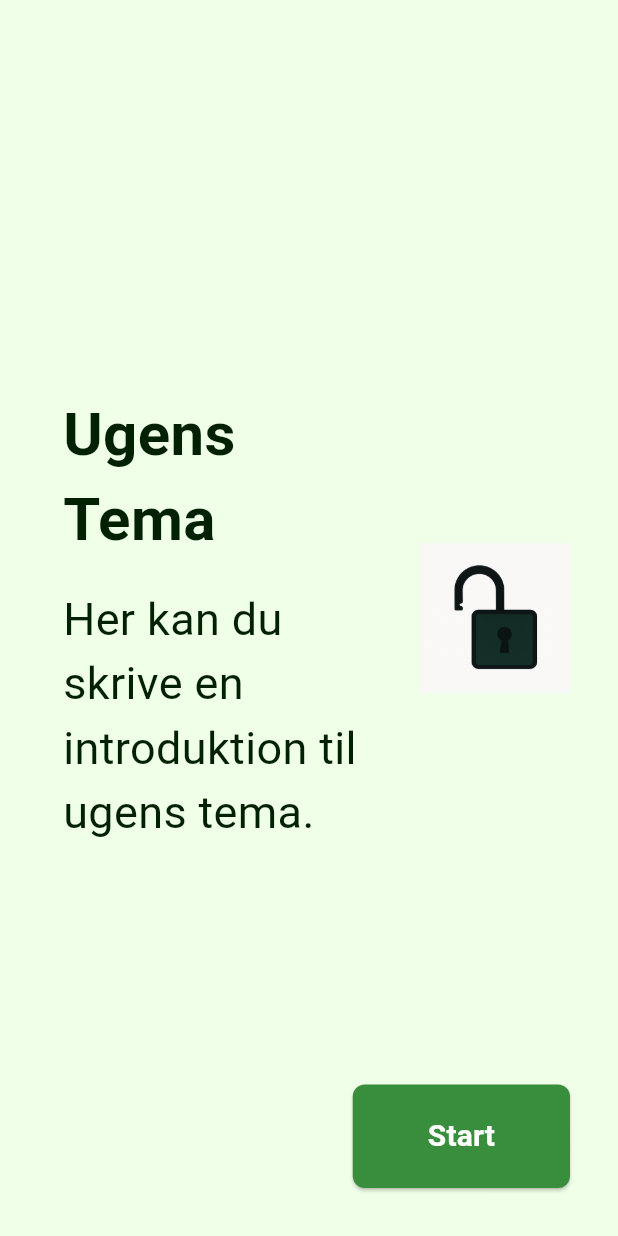
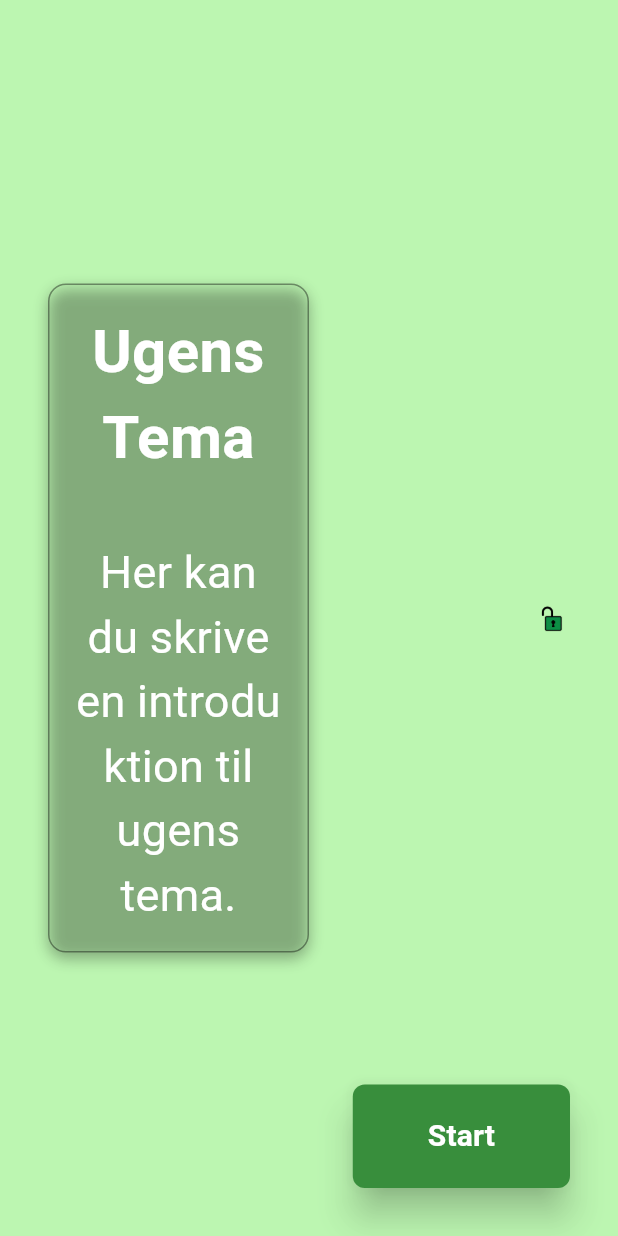
Before and after one commit to NadjaDH/LockEd, a Flutter app: the screen it shows after launch, on a phone screen of 412 x 824 dp. Run offline on Flutter 3.47's test engine with Material 3 defaults, Android fonts, the light colour scheme and no system bars; Roboto replaces fonts that are missing (DM Sans).

Commit message:
styling til forsiden

```diff
--- a/locked/lib/fonts/font.dart
+++ b/locked/lib/fonts/font.dart
@@ -6,14 +6,14 @@ class AppTextStyles {
     fontFamily: 'DM Sans',
     fontSize: 40,
     fontWeight: FontWeight.bold,
-    color: Mycolors.textColor,
+    color: Color.fromARGB(255, 255, 255, 255),
   );
 
   static const body = TextStyle(
     fontFamily: 'DM Sans',
     fontSize: 30,
     fontWeight: FontWeight.normal,
-    color: Mycolors.textColor,
+    color: Color.fromARGB(255, 255, 255, 255),
   );
 
   static const button = TextStyle(
--- a/locked/lib/front_page.dart
+++ b/locked/lib/front_page.dart
@@ -26,36 +26,76 @@ class _FrontPageState extends State<FrontPage> {
                 Row(
                   crossAxisAlignment: CrossAxisAlignment.center,
                   children: [
-                    // LEFT SIDE: Title and Body Text
+                    // LEFT SIDE: Box with Title and Body Text
                     Expanded(
-                      flex: 2, // Allocate more space for the text
+                      flex: 1, // Allocate more space for the text
+                      child: Align(
+                        alignment:
+                            Alignment.centerRight, // Align the box to the right
+                        child: Container(
+                          padding: const EdgeInsets.all(
+                            16.0,
+                          ), // Inner padding for the box
+                          decoration: BoxDecoration(
+                            color:
+                                Colors.transparent, // Make the box transparent
+                            border: Border.all(
+                              color: Colors.black.withOpacity(
+                                0.4,
+                              ), // Border color with transparency
+                              width: 1.0, // Reduced border width
+                            ),
+                            borderRadius: BorderRadius.circular(
+                              12,
+                            ), // Rounded corners
+                            boxShadow: [
+                              BoxShadow(
+                                color: Colors.black.withOpacity(
+                                  0.3,
+                                ), // Shadow color
+                                blurRadius: 8, // Blur radius for the shadow
+                                offset: const Offset(
+                                  0,
+                                  4,
+                                ), // Offset for the shadow
+                              ),
+                            ],
+                          ),
+                          constraints: const BoxConstraints(
+                            minHeight:
+                                300, // Set the minimum height for the box
+                          ),
                           child: Column(
-                        crossAxisAlignment: CrossAxisAlignment.start,
+                            mainAxisAlignment:
+                                MainAxisAlignment
+                                    .center, // Center content vertically
+                            crossAxisAlignment:
+                                CrossAxisAlignment
+                                    .center, // Center content horizontally
                             children: [
-                          Padding(
-                            padding: const EdgeInsets.only(
-                              left: 10.0,
-                            ), // Adjust left padding
-                            child: Text(
+                              Text(
                                 'Ugens Tema',
                                 style:
                                     AppTextStyles
                                         .heading, // Use custom font for heading
+                                textAlign:
+                                    TextAlign.center, // Center-align the text
                               ),
-                          ),
-                          const SizedBox(height: 16),
-                          Padding(
-                            padding: const EdgeInsets.only(
-                              left: 10.0,
-                            ), // Adjust left padding
-                            child: Text(
+                              const SizedBox(
+                                height: 40,
+                              ), // Add more space between the heading and body text
+                              Text(
                                 'Her kan du skrive en introduktion til ugens tema.',
                                 style:
                                     AppTextStyles
                                         .body, // Use custom font for body text
+                                textAlign:
+                                    TextAlign
+                                        .center, // Center-align the body text
+                              ),
+                            ],
                           ),
                         ),
-                        ],
                       ),
                     ),
                     // RIGHT SIDE: Image
@@ -63,12 +103,12 @@ class _FrontPageState extends State<FrontPage> {
                       flex: 1, // Allocate space for the image
                       child: Padding(
                         padding: const EdgeInsets.only(
-                          left: 16.0,
+                          left: 150.0,
                         ), // Add spacing between text and image
                         child: Image.asset(
                           'lib/images/first_icon.png', // Path to your image in the styles folder
-                          width: 300, // Set the width of the image
-                          height: 300, // Set the height of the image
+                          width: 450, // Set the width of the image
+                          height: 450, // Set the height of the image
                           fit: BoxFit.contain, // Adjust how the image fits
                         ),
                       ),
@@ -103,6 +143,8 @@ class _FrontPageState extends State<FrontPage> {
                   shape: RoundedRectangleBorder(
                     borderRadius: BorderRadius.circular(8), // Rounded corners
                   ),
+                  shadowColor: Colors.black.withOpacity(1), // Shadow color
+                  elevation: 10, // Elevation to create the shadow
                 ),
                 child: Text(
                   'Start',
--- a/locked/lib/main.dart
+++ b/locked/lib/main.dart
@@ -33,7 +33,7 @@ class AppTheme {
   static ThemeData get lightTheme {
     return ThemeData(
       primaryColor: Mycolors.successColor,
-      scaffoldBackgroundColor: Mycolors.backgroundColor,
+      scaffoldBackgroundColor: Mycolors.background2Color,
       fontFamily: 'DM Sans',
       textTheme: const TextTheme(
         titleLarge: AppTextStyles.heading,
--- a/locked/lib/styles/colors.dart
+++ b/locked/lib/styles/colors.dart
@@ -1,9 +1,10 @@
 import 'package:flutter/material.dart';
 
 class Mycolors {
-  static const Color backgroundColor = Color.fromARGB(255, 239, 255, 232);
+  static const Color backgroundColor = Color.fromARGB(255, 227, 255, 215);
   static const Color textColor = Color(0xFF022102);
   static const Color successColor = Color(0xFF66BB6A);
   static const Color buttonColor = Color(0xFF388E3C);
   static const Color barColor = Color(0xFFA5D6A7);
+  static const Color background2Color = Color.fromARGB(200, 169, 243, 155);
 }
```
Also changed, not shown: locked/lib/images/first_icon.png. Lines whose indentation alone changed are shown as unchanged.
